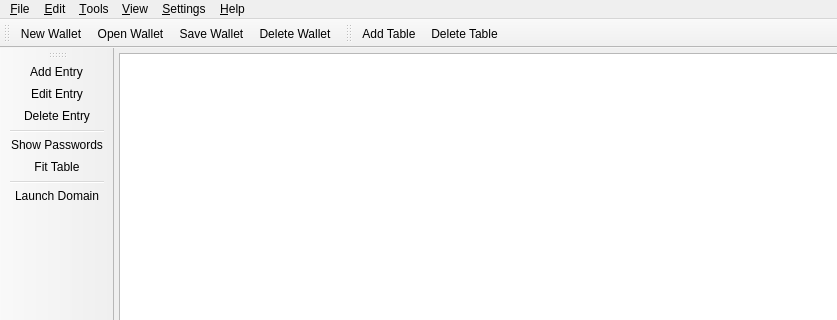
This is scr/mainwindow.ui in waltergallegog/SEcubeWallet as Qt 5 draws it before an edit; both pictures show x 0 to 837 and y 0 to 320 of the 936 by 468 pixel window. The edited form follows.
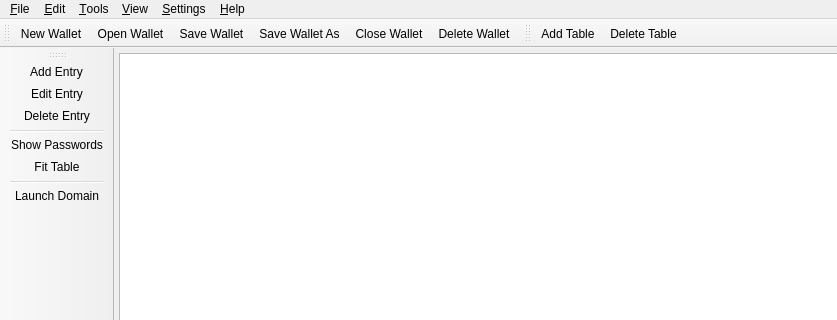
This is the edited form. Icons and pictures are not drawn. Custom widgets are drawn as their Qt base class.

What changed in the file:
```diff
--- a/scr/mainwindow.ui
+++ b/scr/mainwindow.ui
@@ -135,6 +135,8 @@
    <addaction name="action_New_Wallet"/>
    <addaction name="action_Open_Wallet"/>
    <addaction name="action_Save_Wallet"/>
+   <addaction name="action_Save_Wallet_As"/>
+   <addaction name="action_Close_Wallet"/>
    <addaction name="action_Delete_Wallet"/>
   </widget>
   <widget class="QToolBar" name="tableTB">
@@ -274,6 +276,11 @@
     <string>&amp;Fit Table</string>
    </property>
   </action>
+  <action name="action_Close_Wallet">
+   <property name="text">
+    <string>&amp;Close Wallet</string>
+   </property>
+  </action>
  </widget>
  <layoutdefault spacing="6" margin="11"/>
  <customwidgets>
```
Left out of the diff: 6 changed lines with no effect on the pictures.
